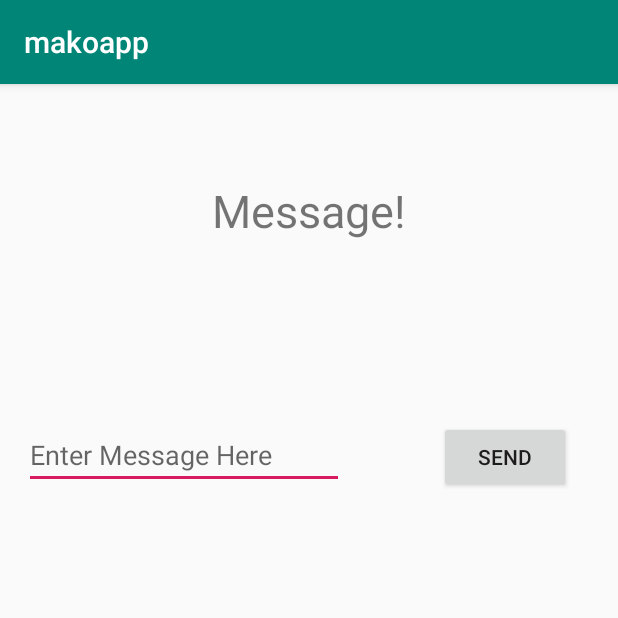
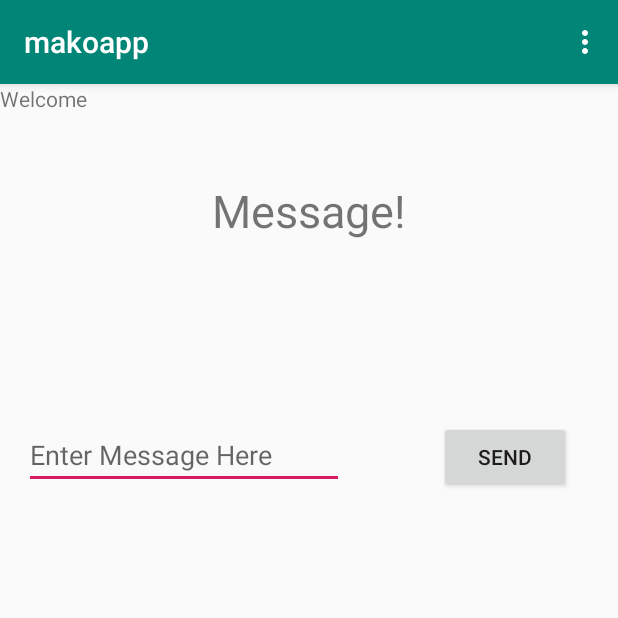
Before and after one commit to makoagaba/assignment, an Android app: the screen it shows after launch (MainActivity), on a phone screen of 412 x 824 dp, the top half of it. Run offline under Robolectric (Android 15) with nearby library versions, the phone set to English and light mode, and no system bars.

Commit message:
wed 19/02/2020

```diff
--- a/app/src/main/AndroidManifest.xml
+++ b/app/src/main/AndroidManifest.xml
@@ -9,7 +9,9 @@
         android:roundIcon="@mipmap/ic_launcher_round"
         android:supportsRtl="true"
         android:theme="@style/AppTheme">
-        <activity android:name=".DisplayMessageActivity"></activity>
+        <activity android:name=".food"></activity>
+        <activity android:name=".email" />
+        <activity android:name=".DisplayMessageActivity" />
         <activity android:name=".MainActivity">
             <intent-filter>
                 <action android:name="android.intent.action.MAIN" />
--- /dev/null
+++ b/app/src/main/assets/mako.txt
@@ -0,0 +1,2 @@
+AGABA MAKO
+2017/BIT/051/PS
--- a/app/src/main/java/com/example/makoapp/MainActivity.java
+++ b/app/src/main/java/com/example/makoapp/MainActivity.java
@@ -4,6 +4,9 @@ import androidx.appcompat.app.AppCompatActivity;
 
 import android.content.Intent;
 import android.os.Bundle;
+import android.view.Menu;
+import android.view.MenuInflater;
+import android.view.MenuItem;
 import android.view.View;
 import android.widget.EditText;
 import android.widget.TextView;
@@ -17,6 +20,41 @@ public class MainActivity extends AppCompatActivity {
     }
 
 
+    public boolean onCreateOptionsMenu(Menu menu) {
+
+        MenuInflater inflater = getMenuInflater();
+
+        inflater.inflate(R.menu.menu, menu);
+
+        return true;
+
+    }
+
+
+    public boolean onOptionsItemSelected(MenuItem item) {
+        int id = item.getItemId();
+
+        if (id == R.id.menu_email) {
+            Intent myintent = new Intent(this, email.class);
+            this.startActivity(myintent);
+            return true;
+        }
+
+        if (id == R.id.menu_food) {
+            Intent myintent = new Intent(this, food.class);
+            this.startActivity(myintent);
+            return true;
+
+        }
+        return super.onOptionsItemSelected(item);
+    }
+
+
+
+
+
+
+
     public void sendMessage (View view) {
         TextView message = findViewById(R.id.message);
         Intent intent = new Intent(this, DisplayMessageActivity.class);
--- a/app/src/main/res/layout/activity_main.xml
+++ b/app/src/main/res/layout/activity_main.xml
@@ -44,5 +44,13 @@
         app:layout_constraintStart_toEndOf="@+id/message"
         app:layout_constraintTop_toBottomOf="@+id/textView2" />
 
+    <TextView
+        android:id="@+id/textView"
+        android:layout_width="211dp"
+        android:layout_height="73dp"
+        android:text="@string/Welcome"
+        tools:layout_editor_absoluteX="56dp"
+        tools:layout_editor_absoluteY="335dp" />
+
 
 </androidx.constraintlayout.widget.ConstraintLayout>
--- /dev/null
+++ b/app/src/main/res/menu/menu.xml
@@ -0,0 +1,7 @@
+<?xml version="1.0" encoding="utf-8"?>
+<menu xmlns:android="http://schemas.android.com/apk/res/android">
+
+    <item android:id="@+id/menu_email" android:title="@string/email"/>
+    <item android:id="@+id/menu_food" android:title="@string/food"/>
+
+</menu>
--- a/app/src/main/res/values/strings.xml
+++ b/app/src/main/res/values/strings.xml
@@ -1,3 +1,7 @@
 <resources>
     <string name="app_name">makoapp</string>
+    <string name="Welcome">Welcome</string>
+    <string name="email">email</string>
+    <string name="food">food</string>
+
 </resources>
```
Also changed, not shown: app/src/main/java/com/example/makoapp/email.java (added, +37 -0 lines), app/src/main/java/com/example/makoapp/food.java (added, +32 -0 lines), app/src/main/res/layout/activity_email.xml (added, +16 -0 lines), app/src/main/res/layout/activity_food.xml (added, +16 -0 lines), 3 other files.
